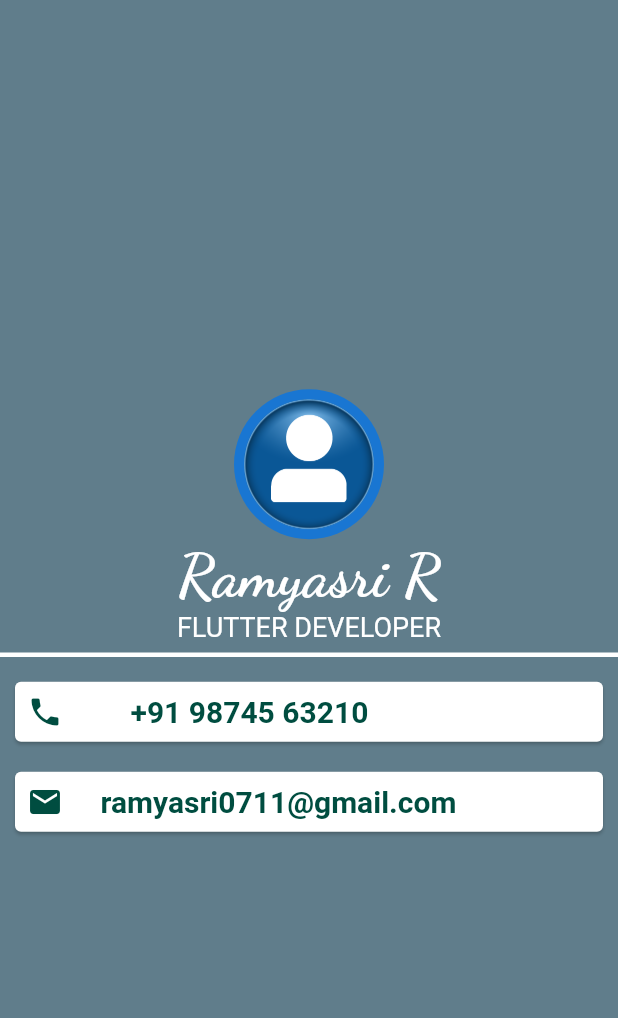
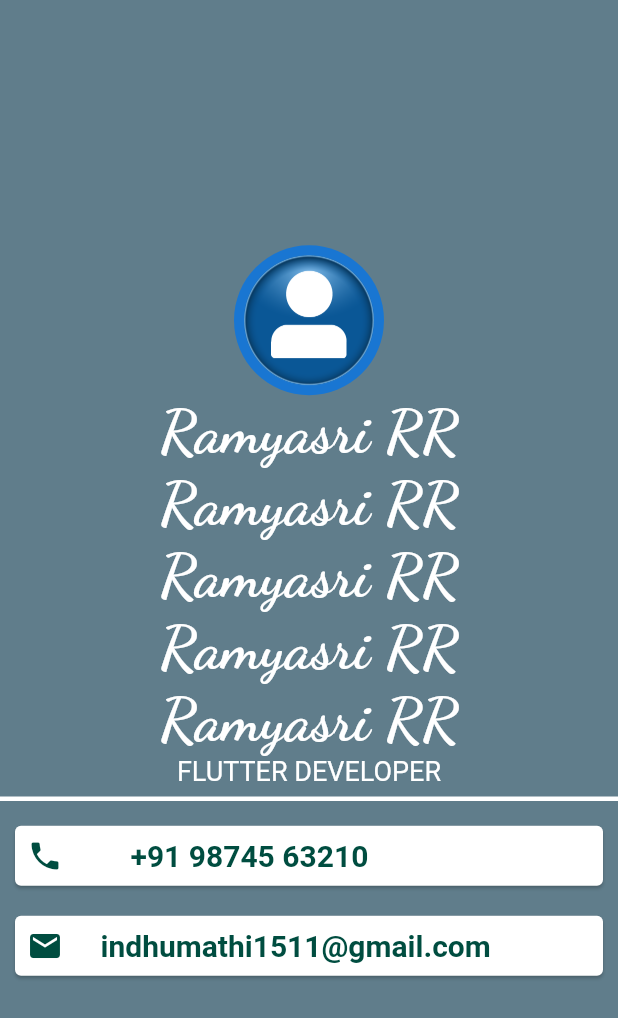
Before and after one commit to IlahiTechnologies/mi_card, a Flutter app: the screen it shows after launch, on a phone screen of 412 x 824 dp. Shown: the top 1018 px of the screen. Run offline on Flutter 3.47's test engine with Material 2 defaults, Android fonts, the phone set to English and light mode, and no system bars; Roboto replaces fonts that are missing (SourceSansPro-Regular).

Commit message:
text addd

```diff
--- a/lib/main.dart
+++ b/lib/main.dart
@@ -19,7 +19,43 @@ class MyApp extends StatelessWidget {
                 backgroundImage: AssetImage('images/person.png'),
               ),
               Text(
-                'Ramyasri R',
+                'Ramyasri RR',
+                style: TextStyle(
+                  fontFamily: 'DancingScript',
+                  fontWeight: FontWeight.bold,
+                  fontSize: 40.0,
+                  color: Colors.white,
+                ),
+              ),
+              Text(
+                'Ramyasri RR',
+                style: TextStyle(
+                  fontFamily: 'DancingScript',
+                  fontWeight: FontWeight.bold,
+                  fontSize: 40.0,
+                  color: Colors.white,
+                ),
+              ),
+              Text(
+                'Ramyasri RR',
+                style: TextStyle(
+                  fontFamily: 'DancingScript',
+                  fontWeight: FontWeight.bold,
+                  fontSize: 40.0,
+                  color: Colors.white,
+                ),
+              ),
+              Text(
+                'Ramyasri RR',
+                style: TextStyle(
+                  fontFamily: 'DancingScript',
+                  fontWeight: FontWeight.bold,
+                  fontSize: 40.0,
+                  color: Colors.white,
+                ),
+              ),
+              Text(
+                'Ramyasri RR',
                 style: TextStyle(
                   fontFamily: 'DancingScript',
                   fontWeight: FontWeight.bold,
@@ -83,7 +119,7 @@ class MyApp extends StatelessWidget {
                         width: 25.0,
                       ),
                       Text(
-                        'ramyasri0711@gmail.com',
+                        'indhumathi1511@gmail.com',
                         style: TextStyle(
                           color: Colors.teal[900],
                           fontWeight: FontWeight.bold,
```
